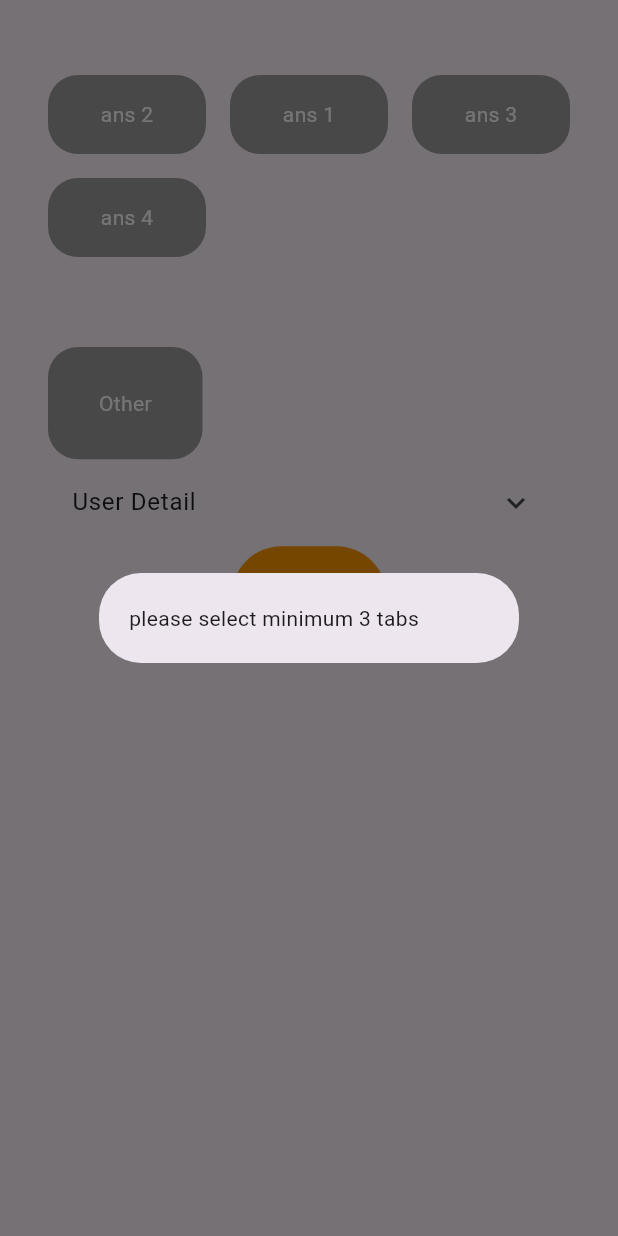
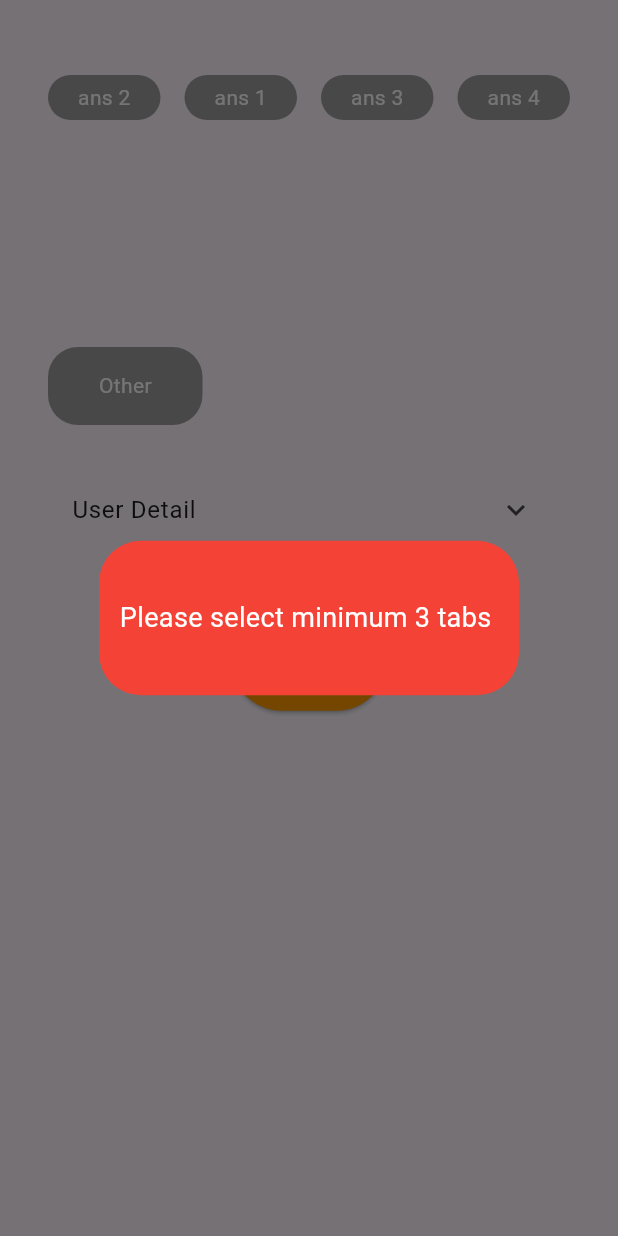
Before and after one commit to javed-khan-developer/exhibition_data_collection, a Flutter app: the screen it shows after launch, after a tap on "Submit", on a phone screen of 412 x 824 dp. Run offline on Flutter 3.47's test engine with Material 3 defaults, Android fonts, the light colour scheme and no system bars; our stand-ins replace cloud_firestore, firebase_core; accounts and stored records are empty.

Commit message:
minor ui fixes

```diff
--- a/lib/screen/home_screen.dart
+++ b/lib/screen/home_screen.dart
@@ -1,4 +1,3 @@
-
 import 'package:flutter/material.dart';
 import 'package:flutter/services.dart';
 
@@ -65,13 +64,13 @@ class _HomeScreenState extends State<HomeScreen> {
         SizedBox(
           height: MediaQuery.sizeOf(context).height / 5,
           child: GridView.builder(
-            // physics: const NeverScrollableScrollPhysics(),
+            physics: const NeverScrollableScrollPhysics(),
             itemCount: _tabList.length,
-            gridDelegate: const SliverGridDelegateWithFixedCrossAxisCount(
-              crossAxisCount: 3,
+            gridDelegate: SliverGridDelegateWithFixedCrossAxisCount(
+              crossAxisCount: _tabList.length,
               mainAxisSpacing: 16,
               crossAxisSpacing: 16,
-              childAspectRatio: 2,
+              childAspectRatio: 2.5,
             ),
             itemBuilder: (BuildContext context, int index) {
               return InkWell(
@@ -110,7 +109,7 @@ class _HomeScreenState extends State<HomeScreen> {
               },
               child: Expanded(
                 child: Container(
-                  height: MediaQuery.sizeOf(context).height / 11,
+                  padding: const EdgeInsets.all(16),
                   width: MediaQuery.sizeOf(context).width / 4,
                   decoration: BoxDecoration(
                     borderRadius: BorderRadius.circular(20),
@@ -146,6 +145,8 @@ class _HomeScreenState extends State<HomeScreen> {
   Widget _buildUserDetailForm(BuildContext context) {
     return Theme(
       data: Theme.of(context).copyWith(dividerColor: Colors.transparent),
+      child: Padding(
+        padding: const EdgeInsets.only(top: 28.0),
         child: ExpansionTile(
           title: const Text('User Detail'),
           children: [
@@ -216,11 +217,14 @@ class _HomeScreenState extends State<HomeScreen> {
             ),
           ],
         ),
+      ),
     );
   }
 
   Widget _buildSubmitButton(BuildContext context) {
-    return Container(
+    return Padding(
+      padding: const EdgeInsets.only(top: 38.0),
+      child: Container(
         padding: const EdgeInsets.only(bottom: 25),
         width: MediaQuery.sizeOf(context).width / 4,
         height: MediaQuery.sizeOf(context).height / 9,
@@ -232,6 +236,7 @@ class _HomeScreenState extends State<HomeScreen> {
           child: const Text(
             'Submit',
             style: TextStyle(color: Colors.white),
+          ),
         ),
       ),
     );
@@ -251,14 +256,13 @@ class _HomeScreenState extends State<HomeScreen> {
       exhibitionData.add(_otherFieldController.text);
     }
     if (exhibitionData.length < 3) {
+      setState(() {});
       showDialog(
         context: context,
         builder: (context) {
-          return Dialog(
-            child: Container(
-              padding: const EdgeInsets.all(20),
-              child: const Text('please select minimum 3 tabs'),
-            ),
+          return _dialogWidget(
+            text: 'Please select minimum 3 tabs ',
+            context: context,
           );
         },
       );
@@ -266,14 +270,13 @@ class _HomeScreenState extends State<HomeScreen> {
         _contactNoController.text.isEmpty ||
         _designationController.text.isEmpty ||
         _companyController.text.isEmpty) {
+      setState(() {});
       showDialog(
         context: context,
         builder: (context) {
-          return Dialog(
-            child: Container(
-              padding: const EdgeInsets.all(20),
-              child: const Text('Please Fill all The Fields'),
-            ),
+          return _dialogWidget(
+            text: 'Please fill all the fields',
+            context: context,
           );
         },
       );
@@ -289,6 +292,22 @@ class _HomeScreenState extends State<HomeScreen> {
       _resetData();
     }
   }
+
+  Dialog _dialogWidget({required String text, required BuildContext context}) {
+    return Dialog(
+      backgroundColor: Colors.red.shade500,
+      child: SizedBox(
+        height: MediaQuery.sizeOf(context).height / 8,
+        width: MediaQuery.sizeOf(context).width / 4,
+        child: Center(
+          child: Text(
+            text,
+            style: const TextStyle(color: Colors.white, fontSize: 18),
+          ),
+        ),
+      ),
+    );
+  }
 }
 
 class TabList {
```
Lines whose indentation alone changed are shown as unchanged.
